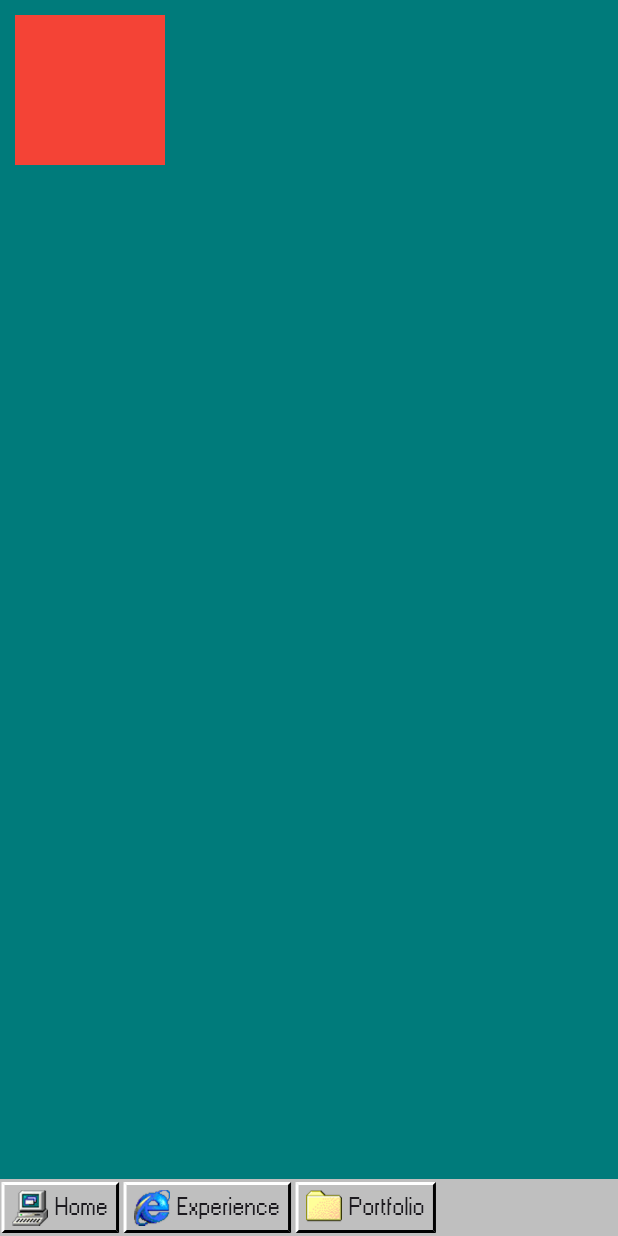
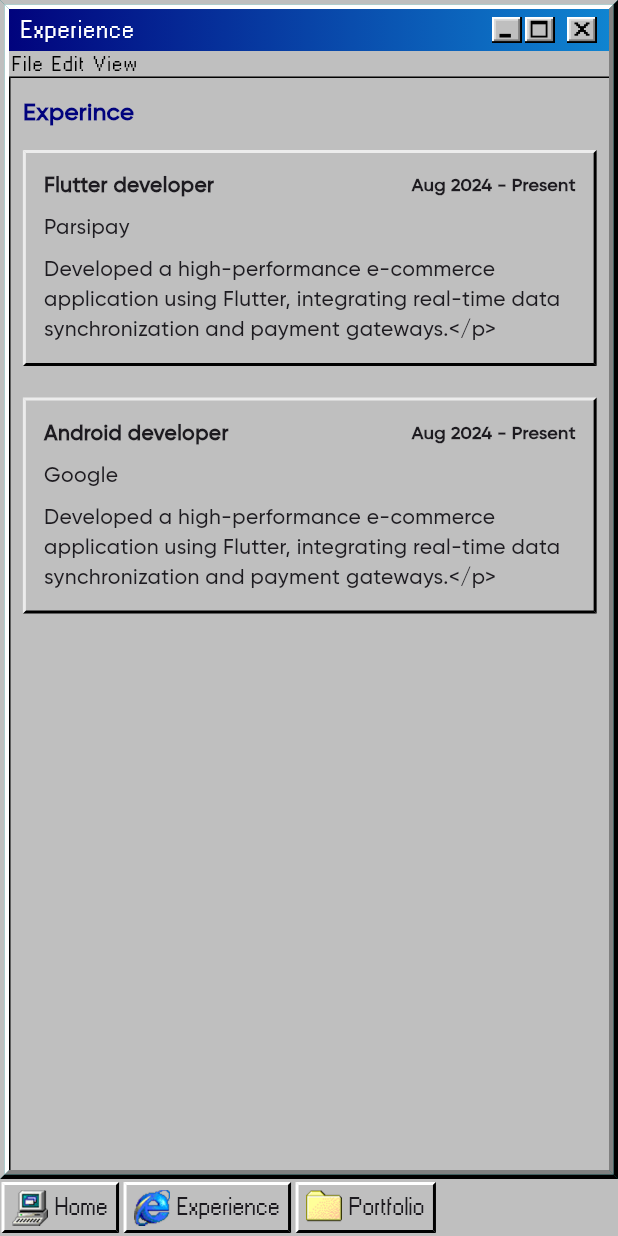
Before and after one commit to adultcode/Flutter-Windows98-Personal-website, a Flutter app: the screen it shows after launch, item 2 of the bottom bar chosen, on a phone screen of 412 x 824 dp. Run offline on Flutter 3.47's test engine with Material 3 defaults, Android fonts, the phone set to English and light mode, and no system bars; our stand-ins replace flutter_html, flutter_svg, responsive_framework; project files that could hold a hidden picture were left out.

Commit message:
work experience

```diff
--- a/assets/data/data.json
+++ b/assets/data/data.json
@@ -54,5 +54,23 @@
       "download": "google.com",
       "technologies": ["Kotlin", "Android SDK"]
     }
+  ],
+  "experience": [
+    {
+      "title": "Flutter developer",
+      "company": "Parsipay",
+      "description": "Developed a high-performance e-commerce application using Flutter, integrating real-time data synchronization and payment gateways.</p>",
+      "start": "Aug 2024",
+      "end": "Present"
+
+    },
+    {
+      "title": "Android developer",
+      "company": "Google",
+      "description": "Developed a high-performance e-commerce application using Flutter, integrating real-time data synchronization and payment gateways.</p>",
+      "start": "Aug 2024",
+      "end": "Present"
+
+    }
   ]
 }
--- a/lib/core/data/model/data_model.dart
+++ b/lib/core/data/model/data_model.dart
@@ -6,6 +6,7 @@
 final Profile profile;
 final List<Skill> skills;
 final List<Project> project;
+final List<Experience> experience;
 final Contact contact;
 
 DataModel({
@@ -13,6 +14,7 @@
   required this.skills,
   required this.contact,
   required this.project,
+  required this.experience,
 });
 
 factory DataModel.fromJson(Map<String, dynamic> json) =>
@@ -81,6 +83,27 @@
 
 Map<String, dynamic> toJson() => _$SkillToJson(this);
 }
+/// skill class
+@JsonSerializable()
+class Experience {
+final String title;
+final String company;
+final String description;
+final String start;
+final String end;
+
+Experience({
+required this.title,
+required this.company,
+required this.description,
+required this.start,
+required this.end,
+});
+
+factory Experience.fromJson(Map<String, dynamic> json) => _$ExperienceFromJson(json);
+
+Map<String, dynamic> toJson() => _$ExperienceToJson(this);
+}
 
 /// contact class
 @JsonSerializable()
--- a/lib/design/widgets/content/content_widget.dart
+++ b/lib/design/widgets/content/content_widget.dart
@@ -5,6 +5,7 @@
 import 'package:provider/provider.dart';
 import 'package:responsive_framework/responsive_framework.dart';
 
+import '../../../feature/experience/presentation/ui/experience.dart';
 import '../../../feature/home/presentation/ui/home.dart';
 import '../../../state/footer_state.dart';
 
@@ -24,6 +25,9 @@
           case 1:
               /// show home content
             return  WindowsBox(title: "Home",content: buildHomePage(isDesktop: ResponsiveBreakpoints.of(context).isDesktop));
+          case 2:
+              /// show home content
+            return  WindowsBox(title: "Experience",content: buildExperiencePage(isDesktop: ResponsiveBreakpoints.of(context).isDesktop));
           case 3:
               /// show portfolio content
             return  WindowsBox(
--- /dev/null
+++ b/lib/feature/experience/presentation/ui/experience.dart
@@ -0,0 +1,9 @@
+import 'package:flutter/material.dart';
+
+import 'experience_desktop.dart';
+import 'experience_mobile.dart';
+
+Widget buildExperiencePage({required bool isDesktop}){
+  if(isDesktop) return ExperienceDesktop();
+  return ExperienceDesktop();
+}
--- /dev/null
+++ b/lib/feature/experience/presentation/ui/experience_desktop.dart
@@ -0,0 +1,46 @@
+import 'package:flutter/material.dart';
+import 'package:hesam/core/constants/app_color.dart';
+import 'package:hesam/core/constants/screen_size.dart';
+import 'package:hesam/core/constants/text_size.dart';
+import 'package:hesam/core/data/state/data_provider.dart';
+import 'package:hesam/feature/experience/presentation/ui/widget/work_item.dart';
+import 'package:provider/provider.dart';
+import 'package:responsive_framework/responsive_framework.dart';
+
+import '../../../../core/constants/margin_size.dart';
+
+class ExperienceDesktop extends StatelessWidget {
+  const ExperienceDesktop({super.key});
+
+  @override
+  Widget build(BuildContext context) {
+    return Container(
+        padding: EdgeInsets.symmetric(
+            horizontal: ResponsiveBreakpoints.of(context).isDesktop?ScreenSize.widthSize*0.06:
+            ScreenSize.widthSize*0.02,
+            vertical: MarginSize.md),
+       // alignment: Alignment.center,
+        child: Consumer<DataProvider>(
+          builder: (context, value, child) {
+            return SingleChildScrollView(
+              child: Column(
+                crossAxisAlignment: CrossAxisAlignment.start,
+                spacing: 5,
+                children: [
+                  Text("Experince",style: TextStyle(fontWeight: FontWeight.w600,fontSize: TextSize.large,
+                  color: AppColor.darkBlue),),
+                  ...value.data.experience.map((e) => WorkItem(experience: e,),).toList()
+                ],
+              ),
+            );
+           // return ListView.builder(
+           //    itemCount: value.data.experience.length,
+           //    itemBuilder: (context, index) {
+           //      return WorkItem(experience: value.data.experience[index],);
+           //    },
+           //  );
+          },
+        )
+    );
+  }
+}
--- /dev/null
+++ b/lib/feature/experience/presentation/ui/experience_mobile.dart
@@ -0,0 +1,10 @@
+import 'package:flutter/material.dart';
+
+class ExperienceMobile extends StatelessWidget {
+  const ExperienceMobile({super.key});
+
+  @override
+  Widget build(BuildContext context) {
+    return Text("Experience Mobileee");
+  }
+}
--- /dev/null
+++ b/lib/feature/experience/presentation/ui/widget/work_item.dart
@@ -0,0 +1,61 @@
+import 'package:flutter/material.dart';
+import 'package:hesam/core/constants/text_size.dart';
+
+import '../../../../../core/constants/app_color.dart';
+import '../../../../../core/constants/margin_size.dart';
+import '../../../../../core/data/model/data_model.dart';
+
+class WorkItem extends StatelessWidget {
+
+ Experience experience;
+ WorkItem({required this.experience});
+  @override
+  Widget build(BuildContext context) {
+    return Container(
+      padding: EdgeInsets.all(MarginSize.md),
+      margin: EdgeInsets.symmetric(vertical: MarginSize.sm),
+      //height: 50,
+     // width: 50,
+        decoration: BoxDecoration(
+            color: AppColor.lightGrey,
+            border: Border(
+                bottom: BorderSide(
+                  color: Colors.black,
+                  width: 2.0,
+                ),
+                right: BorderSide(
+                  color: Colors.black,
+                  width: 2.0,
+                ),
+                top: BorderSide(
+                  color: Colors.white70,
+                  width: 2.0,
+                ),
+                left: BorderSide(
+                  color: Colors.white70,
+                  width: 2.0,
+                )
+            )
+        ),
+      child: Column(
+        crossAxisAlignment: CrossAxisAlignment.start,
+        spacing: MarginSize.sm,
+        children: [
+          /// company and date
+          Row(
+            mainAxisAlignment: MainAxisAlignment.spaceBetween,
+            children: [
+              Expanded(child: Text(experience.title,style: TextStyle(fontWeight: FontWeight.w600),)),
+              Text("${experience.start} - ${experience.end}",style: TextStyle(fontSize: TextSize.small,fontWeight: FontWeight.w600),),
+            ],
+          ),
+
+          /// company
+          Text(experience.company,style: TextStyle(),),
+          /// description
+          Text(experience.description,style: TextStyle(),),
+        ],
+      ),
+    );
+  }
+}
```
Also changed, not shown: lib/core/data/model/data_model.g.dart.
